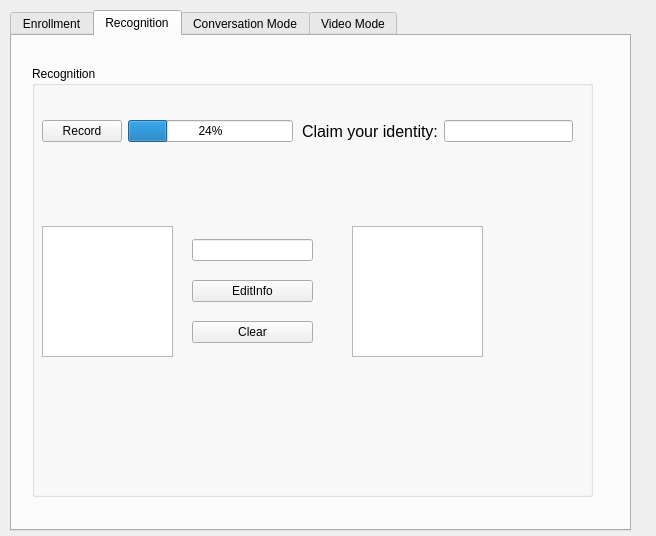
Qt form gui/edytor.ui (ppwwyyxx/speaker-recognition) before a commit.
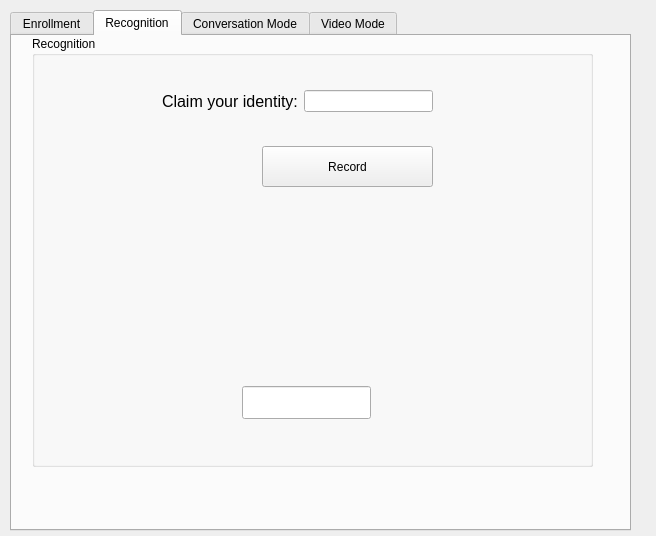
The same form after that commit. The open tabs and pages were chosen to show the change.

What changed in the file:
```diff
--- a/gui/edytor.ui
+++ b/gui/edytor.ui
@@ -265,7 +265,7 @@
      <property name="geometry">
       <rect>
        <x>20</x>
-       <y>30</y>
+       <y>0</y>
        <width>561</width>
        <height>431</height>
       </rect>
@@ -276,7 +276,7 @@
      <widget class="QWidget" name="horizontalLayoutWidget_3">
       <property name="geometry">
        <rect>
-        <x>270</x>
+        <x>130</x>
         <y>40</y>
         <width>271</width>
         <height>51</height>
@@ -302,105 +302,72 @@
        </item>
       </layout>
      </widget>
-     <widget class="QWidget" name="horizontalLayoutWidget_4">
+     <widget class="QLineEdit" name="Reco_Username">
       <property name="geometry">
        <rect>
-        <x>10</x>
-        <y>40</y>
-        <width>251</width>
-        <height>51</height>
+        <x>210</x>
+        <y>350</y>
+        <width>129</width>
+        <height>33</height>
        </rect>
       </property>
-      <layout class="QHBoxLayout" name="horizontalLayout_7">
-       <item>
-        <widget class="QPushButton" name="Startrecord_2">
-         <property name="text">
-          <string>Record</string>
-         </property>
-        </widget>
-       </item>
-       <item>
-        <widget class="QProgressBar" name="progressBar">
-         <property name="value">
-          <number>24</number>
-         </property>
-        </widget>
-       </item>
-      </layout>
+      <property name="sizePolicy">
+       <sizepolicy hsizetype="Expanding" vsizetype="Fixed">
+        <horstretch>0</horstretch>
+        <verstretch>0</verstretch>
+       </sizepolicy>
+      </property>
      </widget>
-     <widget class="QGraphicsView" name="Verificationimage">
+     <widget class="QPushButton" name="Startrecord_2">
       <property name="geometry">
        <rect>
-        <x>320</x>
-        <y>160</y>
-        <width>131</width>
-        <height>131</height>
+        <x>230</x>
+        <y>110</y>
+        <width>171</width>
+        <height>41</height>
        </rect>
       </property>
+      <property name="text">
+       <string>Record</string>
+      </property>
      </widget>
-     <widget class="QWidget" name="verticalLayoutWidget_3">
+     <widget class="QLabel" name="Reco_Userimage">
       <property name="geometry">
        <rect>
-        <x>160</x>
-        <y>160</y>
-        <width>121</width>
-        <height>131</height>
+        <x>200</x>
+        <y>210</y>
+        <width>129</width>
+        <height>112</height>
        </rect>
       </property>
-      <layout class="QVBoxLayout" name="verticalLayout_3">
-       <item>
-        <widget class="QLineEdit" name="Username_2">
-         <property name="sizePolicy">
-          <sizepolicy hsizetype="Expanding" vsizetype="Fixed">
-           <horstretch>0</horstretch>
-           <verstretch>0</verstretch>
-          </sizepolicy>
-         </property>
-        </widget>
-       </item>
-       <item>
-        <widget class="QPushButton" name="EditInfo">
-         <property name="sizePolicy">
-          <sizepolicy hsizetype="Expanding" vsizetype="Fixed">
-           <horstretch>0</horstretch>
-           <verstretch>0</verstretch>
-          </sizepolicy>
-         </property>
-         <property name="text">
-          <string>EditInfo</string>
-         </property>
-        </widget>
-       </item>
-       <item>
-        <widget class="QPushButton" name="Clear">
-         <property name="sizePolicy">
-          <sizepolicy hsizetype="Expanding" vsizetype="Fixed">
-           <horstretch>0</horstretch>
-           <verstretch>0</verstretch>
-          </sizepolicy>
-         </property>
-         <property name="text">
-          <string>Clear</string>
-         </property>
-        </widget>
-       </item>
-      </layout>
+      <property name="sizePolicy">
+       <sizepolicy hsizetype="Preferred" vsizetype="Expanding">
+        <horstretch>0</horstretch>
+        <verstretch>0</verstretch>
+       </sizepolicy>
+      </property>
+      <property name="text">
+       <string/>
+      </property>
      </widget>
-     <widget class="QGraphicsView" name="UserImage_2">
+     <widget class="QLabel" name="Animation_2">
       <property name="geometry">
        <rect>
-        <x>10</x>
-        <y>160</y>
-        <width>131</width>
-        <height>131</height>
+        <x>140</x>
+        <y>100</y>
+        <width>61</width>
+        <height>61</height>
        </rect>
       </property>
       <property name="sizePolicy">
-       <sizepolicy hsizetype="Minimum" vsizetype="Minimum">
+       <sizepolicy hsizetype="Fixed" vsizetype="Fixed">
         <horstretch>0</horstretch>
         <verstretch>0</verstretch>
        </sizepolicy>
       </property>
+      <property name="text">
+       <string/>
+      </property>
      </widget>
     </widget>
    </widget>
```
Left out of the diff: 95 changed lines with no effect on the pictures.
